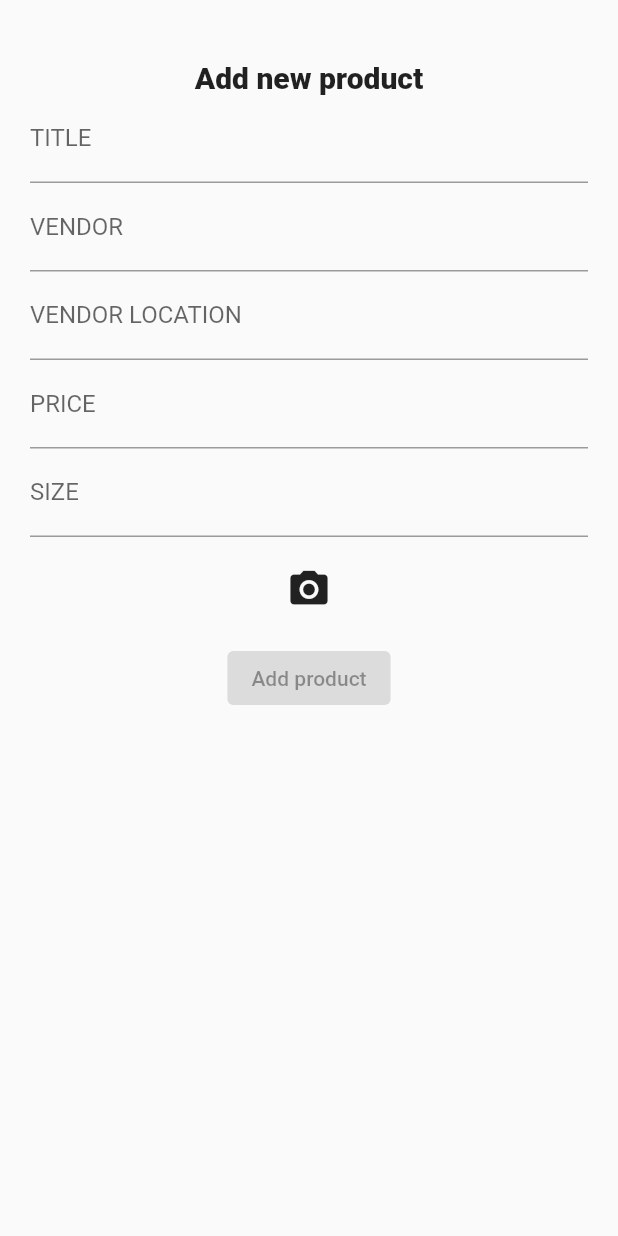
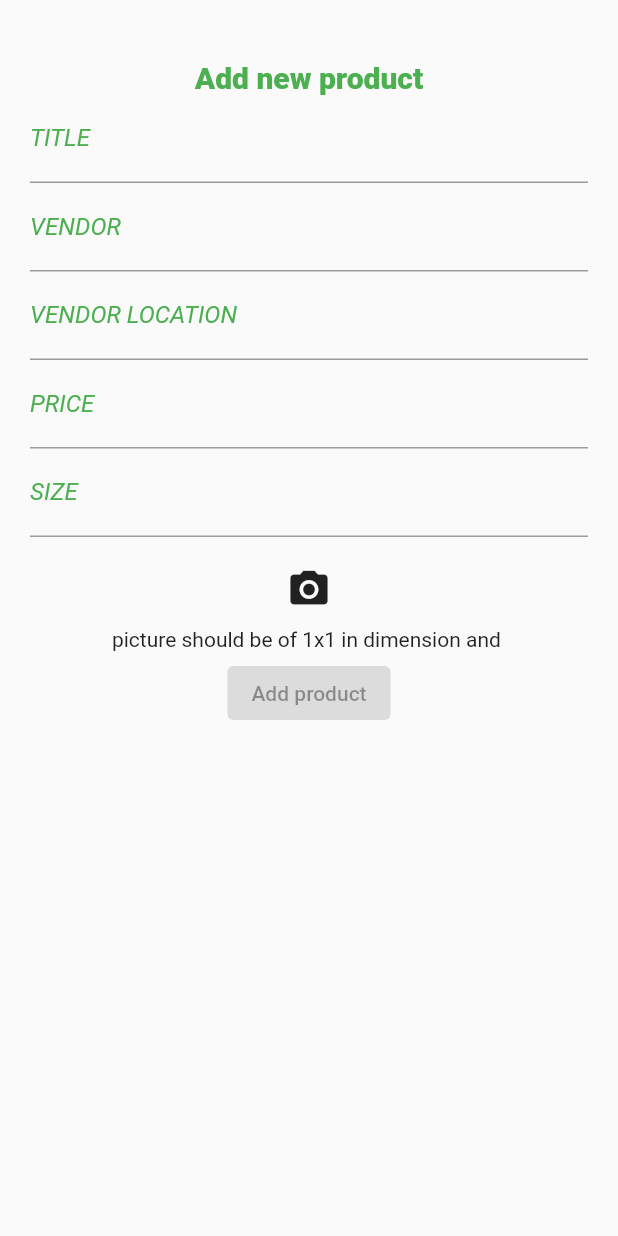
Before and after one commit to hassansultankhan/meetha, a Flutter app: the adminPanel screen opened directly, after a tap on the "add" icon, on a phone screen of 412 x 824 dp. Run offline on Flutter 3.47's test engine with Material 2 defaults, Android fonts, the phone set to English and light mode, and no system bars; our stand-ins replace cloud_firestore, firebase_core, firebase_storage, image_picker; accounts and stored records are empty.

Commit message:
20/11/2022 text field decoration

```diff
--- a/lib/adminPanel/adminpanel.dart
+++ b/lib/adminPanel/adminpanel.dart
@@ -58,31 +58,31 @@ class _adminPanelState extends State<adminPanel> {
                                       ),
                                       const Text("Add new product",
                                           style:
-                                              TextStyle(fontWeight: FontWeight.w900, fontSize: 20)),
+                                              TextStyle(fontWeight: FontWeight.w900, fontSize: 20, color: Colors.green)),
                                       TextField(
                                         controller: titleController,
-                                        decoration: const InputDecoration(labelText: 'TITLE'),
+                                        decoration: const InputDecoration(labelText: 'TITLE', labelStyle: textStylesBase.textfieldA,),
                                       ),
                                       TextField(
                                         controller: vendorController,
-                                        decoration: const InputDecoration(labelText: 'VENDOR'),
+                                        decoration: const InputDecoration(labelText: 'VENDOR', labelStyle: textStylesBase.textfieldA),
                                       ),
                                       TextField(
                                         controller: vendorLocationController,
                                         decoration:
-                                            const InputDecoration(labelText: 'VENDOR LOCATION'),
+                                            const InputDecoration(labelText: 'VENDOR LOCATION', labelStyle: textStylesBase.textfieldA),
                                       ),
                                       TextField(
                                         keyboardType:
                                             const TextInputType.numberWithOptions(decimal: true),
                                         controller: priceController,
-                                        decoration: const InputDecoration(labelText: 'PRICE'),
+                                        decoration: const InputDecoration(labelText: 'PRICE', labelStyle: textStylesBase.textfieldA),
                                       ),
                                       TextField(
                                         keyboardType:
                                             const TextInputType.numberWithOptions(decimal: true),
                                         controller: sizeController,
-                                        decoration: const InputDecoration(labelText: 'SIZE'),
+                                        decoration: const InputDecoration(labelText: 'SIZE',labelStyle: textStylesBase.textfieldA),
                                       ),
                                       const SizedBox(
                                         height: 10,
@@ -119,27 +119,19 @@ class _adminPanelState extends State<adminPanel> {
                                               });
                                             },
                                         ),
-                                        // Container(
-                                        //   height: 20, width: 20,
-                                        //   child: cameraButtonPressed?
-                                        //   const CircularProgressIndicator():
-                                        //   const SizedBox(
-                                        //     height: 20,width: 20,
-                                        //     child: DecoratedBox(decoration: BoxDecoration(
-                                        //       color: Colors.amberAccent,
-                                        //     )),
-                                        //   )
-                                        // )
                                       ),
 
-
-
-
-                                      const SizedBox(height: 10),
+                                      const SizedBox(height: 20,
+                                      child:  Text(
+                                        "picture should be of 1x1 in dimension and "
+                                      ),
+                                      ),
                                       ElevatedButton(
                                         onPressed: loadingStatus ? () => submitData() : null,
                                         child: const Text("Add product"),
                                       ),
+
+
                                     ],
                                   ),
                                 );
@@ -399,3 +391,7 @@ class _adminPanelState extends State<adminPanel> {
     }
   }
 }
+
+class textStylesBase{
+  static const textfieldA = TextStyle(color: Colors.green, fontStyle: FontStyle.italic);
+}
```
